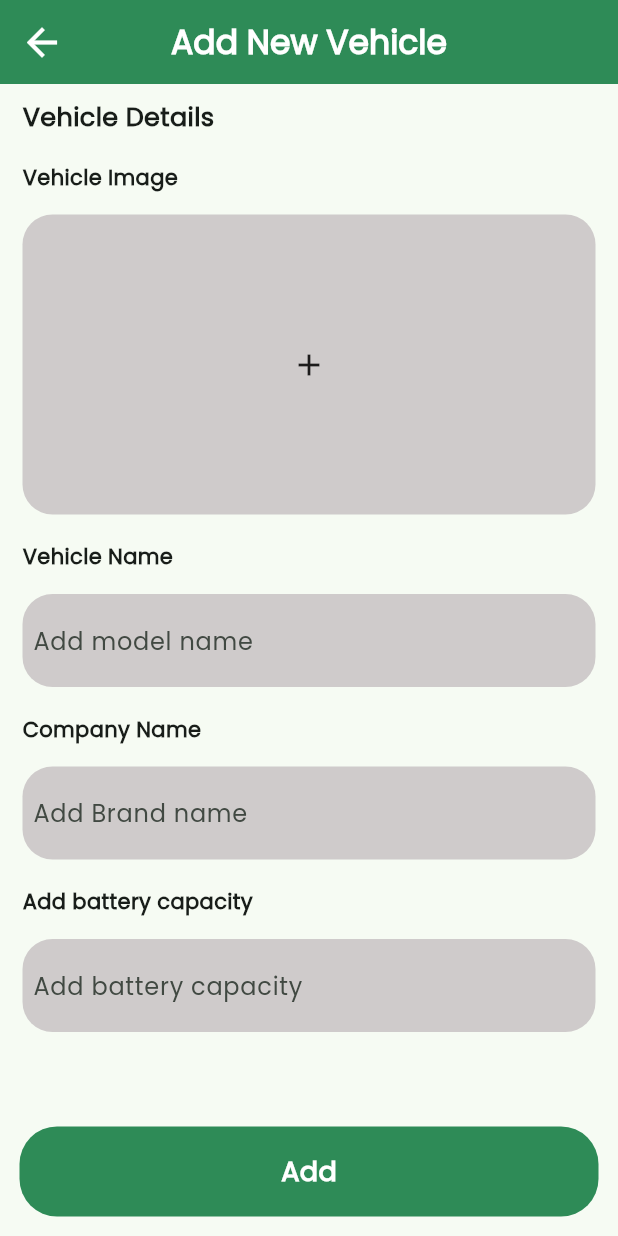
After one commit to Muneef-Nk/ev_companion, a Flutter app: the AddVehicle screen opened directly, on a phone screen of 412 x 824 dp. The commit adds this screen. Run offline on Flutter 3.47's test engine with Material 3 defaults, Android fonts, the phone set to English and light mode, and no system bars; our stand-ins replace flutter_switch, google_fonts, google_maps_flutter.

Commit message:
vehicle view added

```diff
--- a/lib/main.dart
+++ b/lib/main.dart
@@ -1,5 +1,4 @@
 import 'package:ev_companion/utils/constants/color_constants/color_constants.dart';
-import 'package:ev_companion/view/home/home.dart';
 import 'package:ev_companion/view/loginscreen/loginscreen.dart';
 import 'package:flutter/material.dart';
 
--- /dev/null
+++ b/lib/view/add_vehicle/add_vehicle.dart
@@ -0,0 +1,124 @@
+import 'package:ev_companion/utils/constants/color_constants/color_constants.dart';
+import 'package:flutter/material.dart';
+
+class AddVehicle extends StatefulWidget {
+  const AddVehicle({super.key});
+
+  @override
+  State<AddVehicle> createState() => _AddVehicleState();
+}
+
+class _AddVehicleState extends State<AddVehicle> {
+  @override
+  Widget build(BuildContext context) {
+    return Scaffold(
+      appBar: AppBar(
+        centerTitle: true,
+        title: Text("Add New Vehicle",style: TextStyle(fontWeight: FontWeight.bold ,color: ColorConstants.primaryWhite),),
+        leading: InkWell(
+          onTap:()=> Navigator.pop(context),
+          child: Icon(Icons.arrow_back , color: ColorConstants.primaryWhite,size: 30,)),
+        backgroundColor: ColorConstants.primaryColor,
+      ),
+      body: SingleChildScrollView(
+        child: Padding(
+          padding: const EdgeInsets.only(left: 15.0 ,right: 15),
+          child: Column(
+            crossAxisAlignment: CrossAxisAlignment.start,
+            children: [
+              SizedBox(height: 10,),
+              Text("Vehicle Details",style: TextStyle(fontWeight: FontWeight.bold,fontSize: 17),),
+              SizedBox(height: 18,),
+              Text("Vehicle Image",style: TextStyle(fontWeight: FontWeight.bold,)),
+              SizedBox(height: 15,),
+              Container(
+                decoration: BoxDecoration(
+                  borderRadius: BorderRadius.circular(20),
+                  color: Color.fromARGB(255, 207, 203, 203),
+                ),
+                height: 200,
+                width: double.infinity,
+                child: Icon(Icons.add,),
+              ),
+
+              // vehicle name
+              SizedBox(height: 18,),
+              Text("Vehicle Name",style: TextStyle(fontWeight: FontWeight.bold,),),
+              SizedBox(height: 15,),
+              Container(
+                decoration: BoxDecoration(
+                  color: Color.fromARGB(255, 207, 203, 203),
+                  borderRadius: BorderRadius.circular(20)
+                ),
+                child: Padding(
+                  padding: const EdgeInsets.all(7.0),
+                  child: TextFormField(
+                    decoration: InputDecoration(
+                      hintText: "Add model name",
+                      border:InputBorder.none
+                    ),
+                  ),
+                ),
+              ),
+
+             // company name
+              SizedBox(height: 18,),
+              Text("Company Name",style: TextStyle(fontWeight: FontWeight.bold,),),
+              SizedBox(height: 15,),
+              Container(
+                decoration: BoxDecoration(
+                  color: Color.fromARGB(255, 207, 203, 203),
+                  borderRadius: BorderRadius.circular(20)
+                ),
+                child: Padding(
+                  padding: const EdgeInsets.all(7.0),
+                  child: TextFormField(
+                    decoration: InputDecoration(
+                      hintText: "Add Brand name",
+                      border:InputBorder.none
+                    ),
+                  ),
+                ),
+              ),
+
+              // battery capacity name
+              SizedBox(height: 18,),
+              Text("Add battery capacity",style: TextStyle(fontWeight: FontWeight.bold,),),
+              SizedBox(height: 15,),
+              Container(
+                decoration: BoxDecoration(
+                  color: Color.fromARGB(255, 207, 203, 203),
+                  borderRadius: BorderRadius.circular(20)
+                ),
+                child: Padding(
+                  padding: const EdgeInsets.all(7.0),
+                  child: TextFormField(
+                    decoration: InputDecoration(
+                      hintText: "Add battery capacity",
+                      border:InputBorder.none
+                    ),
+                  ),
+                ),
+              ),
+
+            ],
+          ),
+        ),
+      ),
+
+    bottomNavigationBar: Padding(
+      padding: const EdgeInsets.all(13.0),
+      child: Container(height: 60,
+      child: Center(
+        child: Text("Add",style: TextStyle(color: ColorConstants.primaryWhite,
+        fontWeight: FontWeight.bold , fontSize: 18),),
+      ),
+       decoration: BoxDecoration(
+        color: ColorConstants.primaryColor,
+        borderRadius: BorderRadius.circular(25)
+       ),
+      ),
+    ),
+    );
+  }
+}
```
Also changed, not shown: lib/view/vehicle_view/vehicle_view.dart (added, +87 -0 lines), pubspec.lock.
